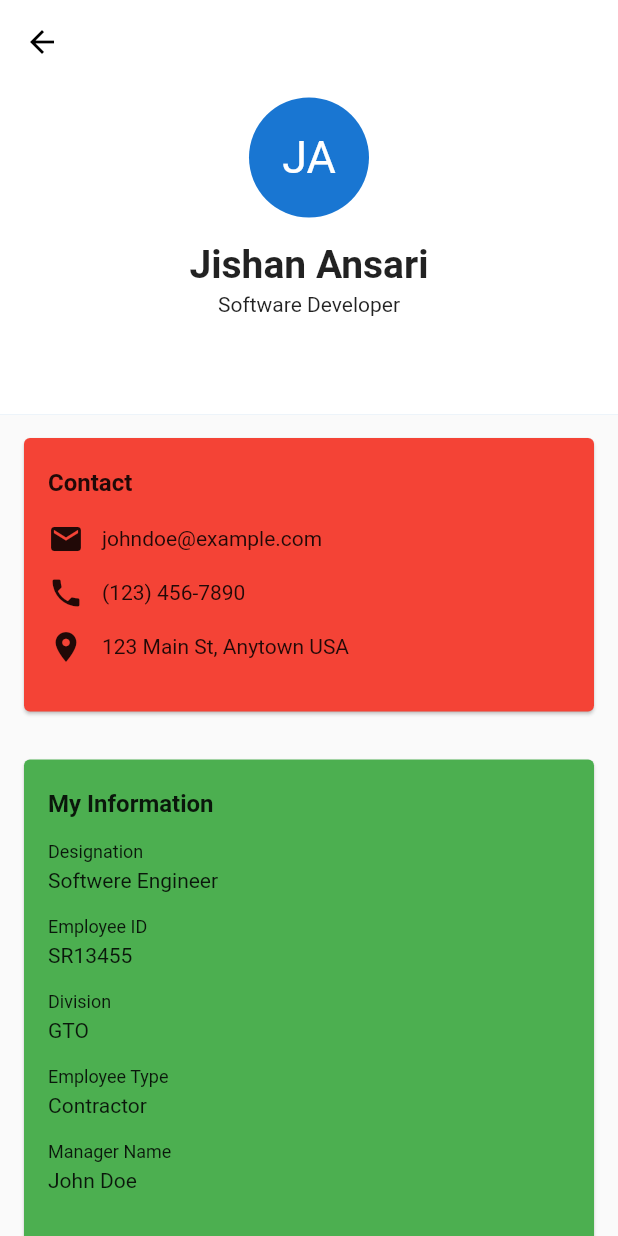
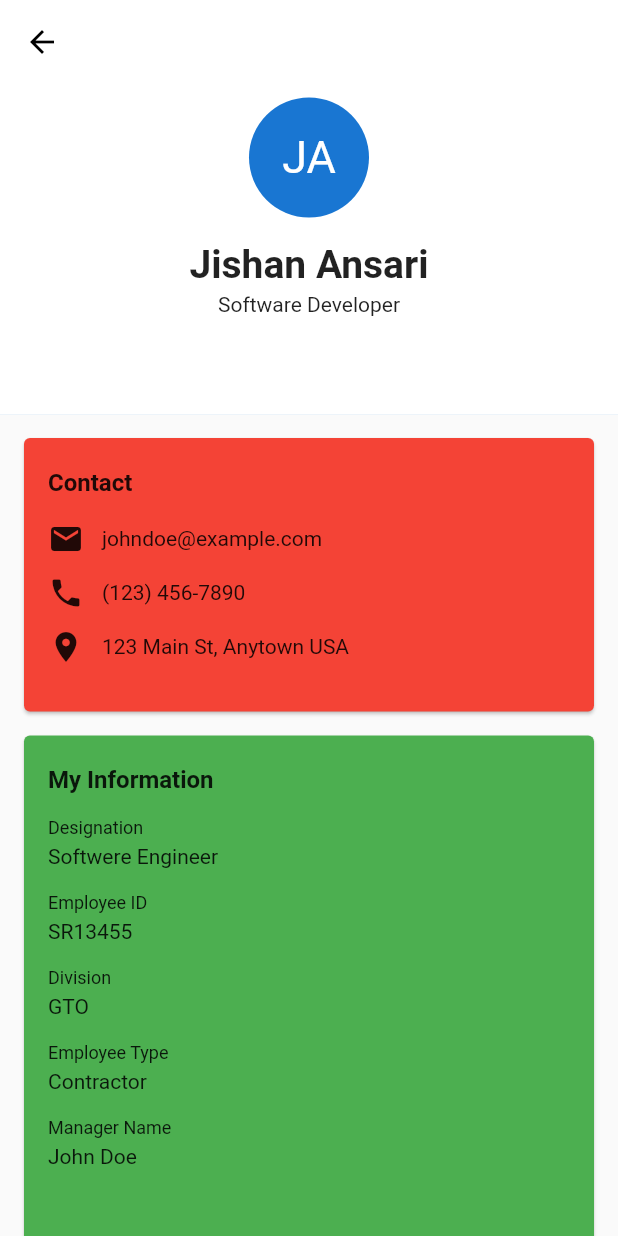
Before and after one commit to Jishan010/SliverAppBar, a Flutter app: the screen it shows after launch, on a phone screen of 412 x 824 dp. Run offline on Flutter 3.47's test engine with Material 2 defaults, Android fonts, the phone set to English and light mode, and no system bars.

Commit message:
updated size of cards

```diff
--- a/lib/main.dart
+++ b/lib/main.dart
@@ -105,12 +105,12 @@ class _MyHomePageState extends State<MyHomePage> {
                         ),
                       ),
                     )),
-                Container(
+                SizedBox(
                     height: SizeCalculator.getComponentHeight(context, 0.440),
                     width: double.infinity,
                     child: Card(
                       color: Colors.green,
-                      margin: EdgeInsets.all(16),
+                      margin: EdgeInsets.only(left: 16, right: 16, bottom: 16),
                       child: Padding(
                         padding: EdgeInsets.only(left: 16, right: 16),
                         child: Column(
@@ -135,7 +135,7 @@ class _MyHomePageState extends State<MyHomePage> {
                       ),
                     )),
                 SizedBox(
-                  height: SizeCalculator.getComponentHeight(context, 0.190),
+                  height: SizeCalculator.getComponentHeight(context, 0.225),
                   width: double.infinity,
                   child: Card(
                     shape: RoundedRectangleBorder(),
```
